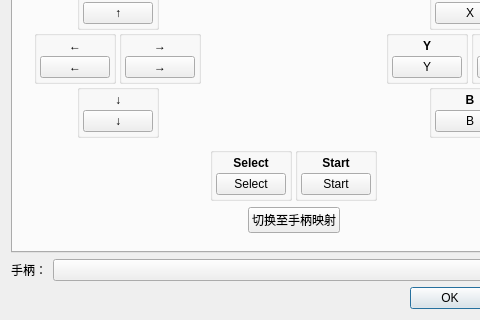
Above: src/frontend/qt_sdl/InputConfig/InputConfigDialog.ui from melonDS-emu/melonDS before the change; both pictures show x 0 to 480 and y 219 to 539 of the 587 by 539 pixel window. Below: the same form after it.
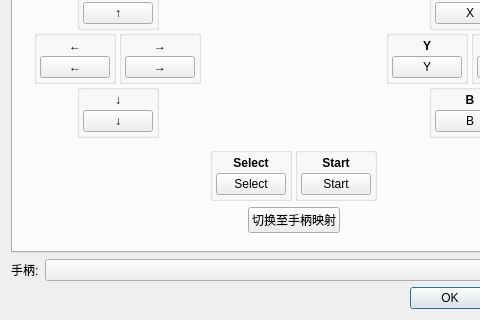
That is the form after the change. Icons and pictures are not drawn.

Diff of the .ui file:
```diff
--- a/src/frontend/qt_sdl/InputConfig/InputConfigDialog.ui
+++ b/src/frontend/qt_sdl/InputConfig/InputConfigDialog.ui
@@ -2302,7 +2302,7 @@
         </sizepolicy>
        </property>
        <property name="text">
-        <string>手柄：</string>
+        <string>手柄:</string>
        </property>
       </widget>
      </item>
```
